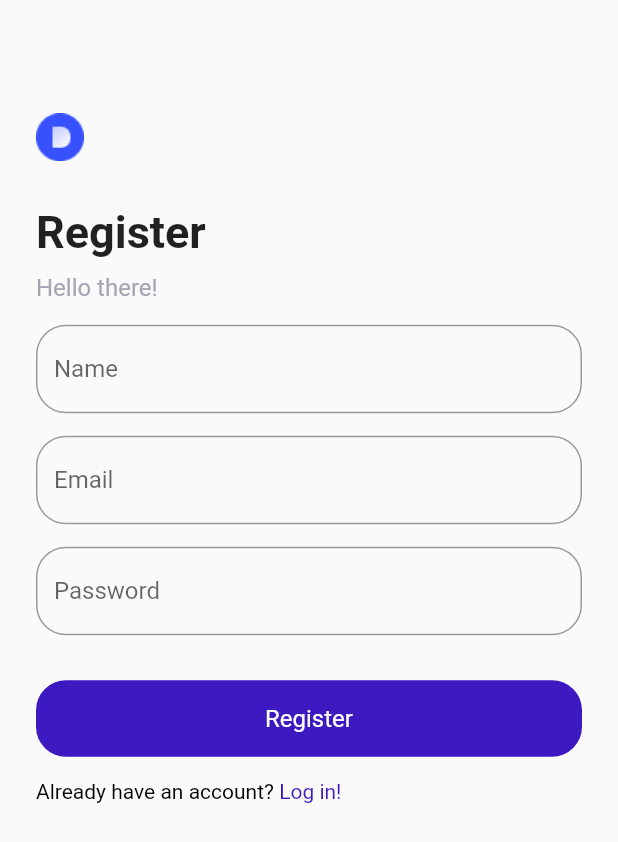
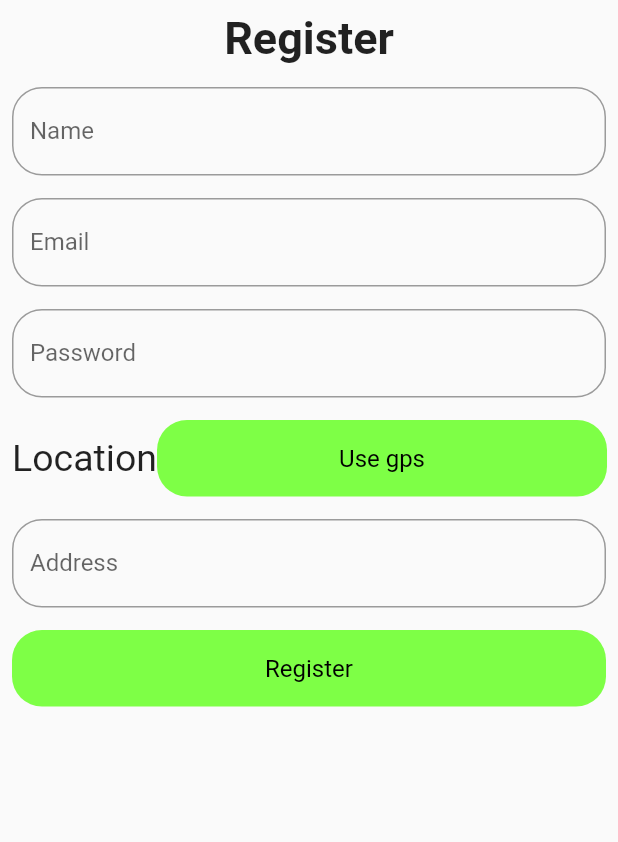
Before and after one commit to Ashcrafter55/NEX-App, a Flutter app: the RegistrationScreen screen opened directly, on a phone screen of 412 x 824 dp. Shown: the top 842 px of the screen. Run offline on Flutter 3.47's test engine with Material 2 defaults, Android fonts, the phone set to English and light mode, and no system bars; our stand-ins replace get.

Commit message:
Started registration page(s)

```diff
--- a/lib/helpers/style.dart
+++ b/lib/helpers/style.dart
@@ -3,4 +3,4 @@ import 'package:flutter/material.dart';
 Color light = Color(0xFFF7F8FC);
 Color lightGrey = Color(0xFFA4A6B3);
 Color dark = Color(0xFF363740);
-Color active = Color(0xFF3C19C0);
+Color active = Color(0xFF7EFF46);
--- /dev/null
+++ b/lib/screens/registration/buyerRegistration.dart
@@ -0,0 +1,100 @@
+import 'package:flutter/material.dart';
+import 'package:flutter_template_project/helpers/style.dart';
+import 'package:flutter_template_project/screens/buyerHome/home.dart';
+import 'package:flutter_template_project/screens/login/Start.dart';
+import 'package:flutter_template_project/widgets/custom_button.dart';
+import 'package:flutter_template_project/widgets/custom_text.dart';
+import 'package:get/get.dart';
+
+class RegistrationScreen extends StatelessWidget {
+
+Widget build(BuildContext context) {
+    // double _width = MediaQuery.of(context).size.width;
+    return Scaffold(
+      body: Container(
+          child: Padding(
+            padding: const EdgeInsets.all(8.0),
+            child: ListView(
+              children: [
+                Center(
+                  child:
+                    Text("Register",
+                        style: TextStyle(
+                            fontSize: 30, fontWeight: FontWeight.bold)),
+                ),
+                SizedBox(
+                  height: 15,
+                ),
+                   TextField(
+                  decoration: InputDecoration(
+                      labelText: "Name",
+                      hintText: "Santos Enoque",
+                      border: OutlineInputBorder(
+                          borderRadius: BorderRadius.circular(20))),
+                ),
+                SizedBox(
+                  height: 15,
+                ),
+                TextField(
+                  decoration: InputDecoration(
+                      labelText: "Email",
+                      hintText: "abc@domain.com",
+                      border: OutlineInputBorder(
+                          borderRadius: BorderRadius.circular(20))),
+                ),
+                SizedBox(
+                  height: 15,
+                ),
+                TextField(
+                  obscureText: true,
+                  decoration: InputDecoration(
+                      labelText: "Password",
+                      hintText: "123",
+                      border: OutlineInputBorder(
+                          borderRadius: BorderRadius.circular(20))),
+                ),
+                 SizedBox(
+                  height: 15,
+                ),
+                Row(
+                  children: [
+                    Text(
+                      "Location",
+                          style: TextStyle(fontSize: 25)
+                    ),
+                    CustomButton(
+                      onTap: (){
+                        print("gps location");
+                      },
+                      title: "Use gps",
+                    )
+                  ],
+                ),
+                SizedBox(
+                  height: 15,
+                ),
+                TextField(
+                  obscureText: true,
+                  decoration: InputDecoration(
+                      labelText: "Address",
+                      hintText: "123 potato st, Springfield, Ohioio, 69420",
+                      border: OutlineInputBorder(
+                          borderRadius: BorderRadius.circular(20))),
+                ),
+                  SizedBox(
+                  height: 15,
+                ),
+                CustomButton(
+                  onTap: (){
+                    Get.offAll(HomeScreen());
+
+                  },
+                  title: "Register",
+                ),
+              ],
+            ),
+          ),
+        ),
+    );
+  }
+}
--- a/lib/screens/registration/registration.dart
+++ /dev/null
@@ -1,116 +0,0 @@
-import 'package:flutter/material.dart';
-import 'package:flutter_template_project/helpers/style.dart';
-import 'package:flutter_template_project/screens/buyerHome/home.dart';
-import 'package:flutter_template_project/screens/login/Start.dart';
-import 'package:flutter_template_project/widgets/custom_button.dart';
-import 'package:flutter_template_project/widgets/custom_text.dart';
-import 'package:get/get.dart';
-
-class RegistrationScreen extends StatelessWidget {
-
-Widget build(BuildContext context) {
-    double _width = MediaQuery.of(context).size.width;
-    return Scaffold(
-      body: Container(
-          padding: EdgeInsets.all(24),
-          child: ListView(
-            children: [
-              SizedBox(height: _width / 8,),
-              Row(
-                children: [
-                  Padding(
-                    padding: const EdgeInsets.only(right: 12),
-                    child: Image.asset("assets/icons/logo.png"),
-                  ),
-                  Expanded(child: Container()),
-                ],
-              ),
-              SizedBox(
-                height: 30,
-              ),
-              Row(
-                children: [
-                  Text("Register",
-                      style: TextStyle(
-                          fontSize: 30, fontWeight: FontWeight.bold)),
-                ],
-              ),
-              SizedBox(
-                height: 10,
-              ),
-              Row(
-                children: [
-                  CustomText(
-                    text: "Hello there!",
-                    color: lightGrey,
-                  ),
-                ],
-              ),
-              SizedBox(
-                height: 15,
-              ),
-                 TextField(
-                decoration: InputDecoration(
-                    labelText: "Name",
-                    hintText: "Santos Enoque",
-                    border: OutlineInputBorder(
-                        borderRadius: BorderRadius.circular(20))),
-              ),
-              SizedBox(
-                height: 15,
-              ),
-              TextField(
-                decoration: InputDecoration(
-                    labelText: "Email",
-                    hintText: "abc@domain.com",
-                    border: OutlineInputBorder(
-                        borderRadius: BorderRadius.circular(20))),
-              ),
-              SizedBox(
-                height: 15,
-              ),
-              TextField(
-                obscureText: true,
-                decoration: InputDecoration(
-                    labelText: "Password",
-                    hintText: "123",
-                    border: OutlineInputBorder(
-                        borderRadius: BorderRadius.circular(20))),
-              ),
-               SizedBox(
-                height: 15,
-              ),
-
-                SizedBox(
-                height: 15,
-              ),
-              CustomButton(
-                onTap: (){
-                  Get.offAll(HomeScreen());
-
-                },
-                title: "Register",
-              ),
-
-               SizedBox(
-                height: 15,
-              ),
-
-              GestureDetector(
-                onTap: (){
-                  Get.offAll(StartScreen());
-                },
-                child: RichText(text: TextSpan(
-                  children: [
-                    TextSpan(text: "Already have an account? ", style: TextStyle(color: Colors.black)),
-                    TextSpan(text: "Log in! ", style: TextStyle(color: active))
-                  ]
-                )),
-              )
-
-            ],
-          ),
-        ),
-    );
-  }
-}
--- a/lib/widgets/custom_button.dart
+++ b/lib/widgets/custom_button.dart
@@ -17,11 +17,11 @@ class CustomButton extends StatelessWidget {
                   decoration: BoxDecoration(color: active,
                   borderRadius: BorderRadius.circular(20)),
                   alignment: Alignment.center,
-                  width: double.maxFinite,
+                  width: 300,
                   padding: EdgeInsets.symmetric(vertical: 16),
                   child: CustomText(
                     text: title,
-                    color: Colors.white,
+                    color: Colors.black,
                   ),
                 ),
               );
```
Also changed, not shown: lib/screens/login/Start.dart (+14 -6 lines), lib/screens/login/login.dart (+8 -3 lines), lib/screens/registration/buy_sell.dart (added, +53 -0 lines).
